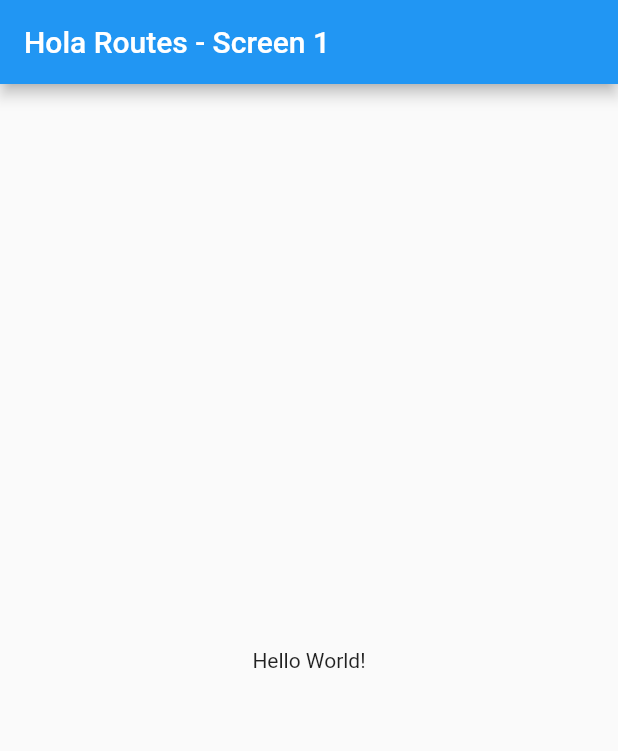
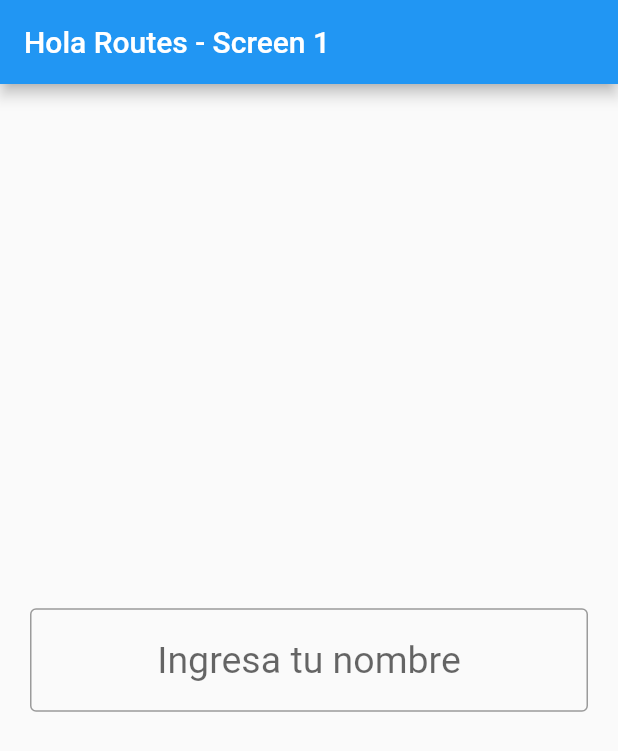
Before and after one commit to chihau/test5, a Flutter app: the screen it shows after launch, on a phone screen of 412 x 824 dp. Shown: the top 751 px of the screen. Run offline on Flutter 3.47's test engine with Material 3 defaults, Android fonts, the phone set to English and light mode, and no system bars.

Commit message:
Agrega campo para ingresar el nombre

```diff
--- a/lib/main.dart
+++ b/lib/main.dart
@@ -19,7 +19,22 @@ class MainApp extends StatelessWidget {
           title: Text('Hola Routes - Screen 1'),
         ),
         body: Center(
-          child: Text('Hello World!'),
+          child: Padding(
+            padding: const EdgeInsets.all(20.0),
+            child: Column(
+              mainAxisAlignment: MainAxisAlignment.center,
+              children: [
+                TextField(
+                  decoration: InputDecoration(
+                    border: OutlineInputBorder(),
+                    hintText: 'Ingresa tu nombre',
+                  ),
+                  style: TextStyle(fontSize: 25),
+                  textAlign: TextAlign.center,
+                ),
+              ],
+            ),
+          ),
         ),
       ),
     );
```
